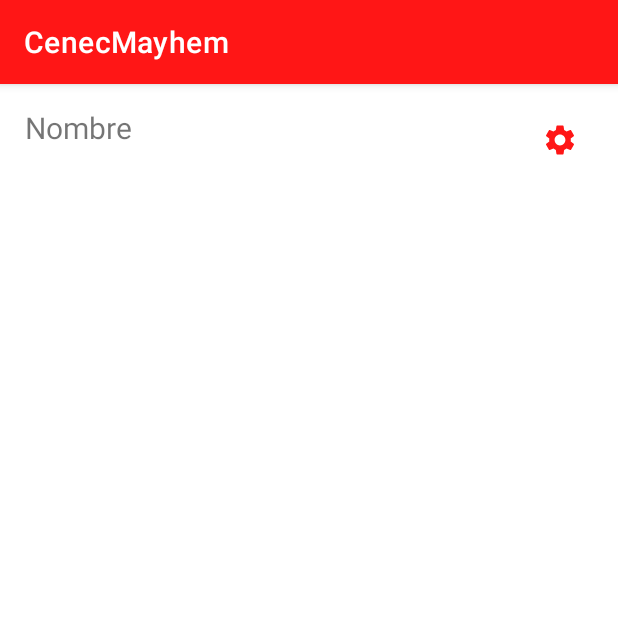
After one commit to Pernas94/CenecMayhem, an Android app: the SeleccionPersonaje screen opened directly, with no data from a screen before it, on a phone screen of 412 x 824 dp, the top half of it. The commit adds this screen. Run offline under Robolectric (Android 15) with nearby library versions, the phone set to English and light mode, and no system bars.

Commit message:
Principio pantalla CenecMayhem- selección de personajes

```diff
--- a/app/src/main/AndroidManifest.xml
+++ b/app/src/main/AndroidManifest.xml
@@ -3,6 +3,7 @@
     package="com.example.cenecmayhem">
 
     <uses-permission android:name="android.permission.INTERNET" />
+    <uses-permission android:name="android.permission.READ_EXTERNAL_STORAGE" />
 
     <application
         android:allowBackup="true"
@@ -12,6 +13,9 @@
         android:screenOrientation="sensorLandscape"
         android:supportsRtl="true"
         android:theme="@style/Theme.CenecMayhem">
+        <activity
+            android:name=".cenecMayhem.SeleccionPersonaje"
+            android:exported="false" />
         <activity
             android:name=".SeleccionJuego"
             android:exported="false" />
--- a/app/src/main/java/CLASES/Usuario.kt
+++ b/app/src/main/java/clases/Usuario.kt
@@ -1,4 +1,4 @@
-package CLASES
+package clases
 
 import java.io.Serializable
 
--- /dev/null
+++ b/app/src/main/java/com/example/cenecmayhem/cenecMayhem/SeleccionPersonaje.kt
@@ -0,0 +1,12 @@
+package com.example.cenecmayhem.cenecMayhem
+
+import androidx.appcompat.app.AppCompatActivity
+import android.os.Bundle
+import com.example.cenecmayhem.R
+
+class SeleccionPersonaje : AppCompatActivity() {
+    override fun onCreate(savedInstanceState: Bundle?) {
+        super.onCreate(savedInstanceState)
+        setContentView(R.layout.activity_seleccion_personaje)
+    }
+}
--- /dev/null
+++ b/app/src/main/res/drawable/icon_settings.xml
@@ -0,0 +1,5 @@
+<vector android:height="24dp" android:tint="#FF1616"
+    android:viewportHeight="24" android:viewportWidth="24"
+    android:width="24dp" xmlns:android="http://schemas.android.com/apk/res/android">
+    <path android:fillColor="@android:color/white" android:pathData="M19.14,12.94c0.04,-0.3 0.06,-0.61 0.06,-0.94c0,-0.32 -0.02,-0.64 -0.07,-0.94l2.03,-1.58c0.18,-0.14 0.23,-0.41 0.12,-0.61l-1.92,-3.32c-0.12,-0.22 -0.37,-0.29 -0.59,-0.22l-2.39,0.96c-0.5,-0.38 -1.03,-0.7 -1.62,-0.94L14.4,2.81c-0.04,-0.24 -0.24,-0.41 -0.48,-0.41h-3.84c-0.24,0 -0.43,0.17 -0.47,0.41L9.25,5.35C8.66,5.59 8.12,5.92 7.63,6.29L5.24,5.33c-0.22,-0.08 -0.47,0 -0.59,0.22L2.74,8.87C2.62,9.08 2.66,9.34 2.86,9.48l2.03,1.58C4.84,11.36 4.8,11.69 4.8,12s0.02,0.64 0.07,0.94l-2.03,1.58c-0.18,0.14 -0.23,0.41 -0.12,0.61l1.92,3.32c0.12,0.22 0.37,0.29 0.59,0.22l2.39,-0.96c0.5,0.38 1.03,0.7 1.62,0.94l0.36,2.54c0.05,0.24 0.24,0.41 0.48,0.41h3.84c0.24,0 0.44,-0.17 0.47,-0.41l0.36,-2.54c0.59,-0.24 1.13,-0.56 1.62,-0.94l2.39,0.96c0.22,0.08 0.47,0 0.59,-0.22l1.92,-3.32c0.12,-0.22 0.07,-0.47 -0.12,-0.61L19.14,12.94zM12,15.6c-1.98,0 -3.6,-1.62 -3.6,-3.6s1.62,-3.6 3.6,-3.6s3.6,1.62 3.6,3.6S13.98,15.6 12,15.6z"/>
+</vector>
--- /dev/null
+++ b/app/src/main/res/layout/activity_seleccion_personaje.xml
@@ -0,0 +1,48 @@
+<?xml version="1.0" encoding="utf-8"?>
+<androidx.constraintlayout.widget.ConstraintLayout xmlns:android="http://schemas.android.com/apk/res/android"
+    xmlns:app="http://schemas.android.com/apk/res-auto"
+    xmlns:tools="http://schemas.android.com/tools"
+    android:layout_width="match_parent"
+    android:layout_height="match_parent"
+    tools:context=".cenecMayhem.SeleccionPersonaje">
+
+    <androidx.constraintlayout.widget.ConstraintLayout
+        android:layout_width="409dp"
+        android:layout_height="100dp"
+        android:padding="15dp"
+        app:layout_constraintEnd_toEndOf="parent"
+        app:layout_constraintStart_toStartOf="parent"
+        app:layout_constraintTop_toTopOf="parent">
+
+        <TextView
+            android:id="@+id/selPers_txtUsername"
+            android:layout_width="wrap_content"
+            android:layout_height="wrap_content"
+            android:text="Nombre"
+            android:textSize="20sp"
+            app:layout_constraintStart_toStartOf="parent"
+            app:layout_constraintTop_toTopOf="parent" />
+
+        <ImageView
+            android:id="@+id/imageView2"
+            android:layout_width="150dp"
+            android:layout_height="wrap_content"
+            app:layout_constraintEnd_toStartOf="@+id/selPer_btnSettings"
+            app:layout_constraintStart_toEndOf="@+id/selPers_txtUsername"
+            app:layout_constraintTop_toTopOf="parent"
+            tools:srcCompat="@drawable/logo_largo" />
+
+        <ImageButton
+            android:id="@+id/selPer_btnSettings"
+            android:layout_width="wrap_content"
+            android:layout_height="wrap_content"
+            android:padding="10dp"
+            android:background="@color/whiteCM"
+
+            app:layout_constraintEnd_toEndOf="parent"
+            app:layout_constraintTop_toTopOf="parent"
+            app:srcCompat="@drawable/icon_settings" />
+
+    </androidx.constraintlayout.widget.ConstraintLayout>
+
+</androidx.constraintlayout.widget.ConstraintLayout>
```
Also changed, not shown: app/src/main/java/com/example/cenecmayhem/Login.kt (+4 -5 lines), app/src/main/java/com/example/cenecmayhem/MainActivity.kt (+10 -0 lines), app/src/main/java/com/example/cenecmayhem/Registro.kt (+18 -18 lines), app/src/main/java/com/example/cenecmayhem/SeleccionJuego.kt (+11 -3 lines), app/src/main/java/dao/DAOAuth.kt (renamed from app/src/main/java/DAO/DAOAuth.kt, +6 -9 lines), app/src/main/res/layout/activity_main.xml (+9 -0 lines), app/src/main/res/drawable/logo.png (added), app/src/main/res/drawable/logo_largo.png (added).
